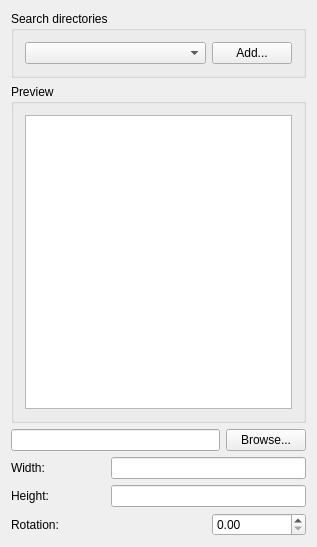
First picture: the form in src/ui/qgscomposerpicturewidgetbase.ui, repository stopa85/Quantum-GIS, before the edit.
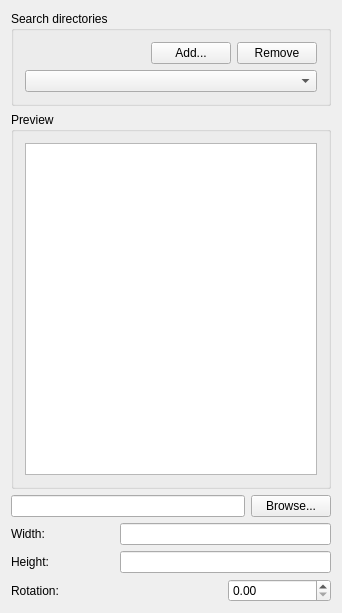
Second picture: the form after the edit.

Commit message: Add and remove directories for composer picture preview

The edit to the form file:
```diff
--- a/src/ui/qgscomposerpicturewidgetbase.ui
+++ b/src/ui/qgscomposerpicturewidgetbase.ui
@@ -5,8 +5,8 @@
    <rect>
     <x>0</x>
     <y>0</y>
-    <width>317</width>
-    <height>547</height>
+    <width>342</width>
+    <height>613</height>
    </rect>
   </property>
   <property name="sizePolicy" >
@@ -32,25 +32,41 @@
      </property>
      <layout class="QGridLayout" >
       <item row="0" column="0" >
-       <layout class="QHBoxLayout" >
-        <item>
-         <widget class="QComboBox" name="mSearchDirectoriesComboBox" >
-          <property name="sizePolicy" >
-           <sizepolicy vsizetype="Fixed" hsizetype="Expanding" >
-            <horstretch>0</horstretch>
-            <verstretch>0</verstretch>
-           </sizepolicy>
-          </property>
-         </widget>
-        </item>
-        <item>
+       <spacer>
+        <property name="orientation" >
+         <enum>Qt::Horizontal</enum>
+        </property>
+        <property name="sizeHint" >
+         <size>
+          <width>101</width>
+          <height>20</height>
+         </size>
+        </property>
+       </spacer>
+      </item>
+      <item row="0" column="1" >
          <widget class="QPushButton" name="mAddDirectoryButton" >
           <property name="text" >
            <string>Add...</string>
           </property>
          </widget>
         </item>
-       </layout>
+      <item row="0" column="2" >
+       <widget class="QPushButton" name="mRemoveDirectoryButton" >
+        <property name="text" >
+         <string>Remove</string>
+        </property>
+       </widget>
+      </item>
+      <item row="1" column="0" colspan="3" >
+       <widget class="QComboBox" name="mSearchDirectoriesComboBox" >
+        <property name="sizePolicy" >
+         <sizepolicy vsizetype="Fixed" hsizetype="Expanding" >
+          <horstretch>0</horstretch>
+          <verstretch>0</verstretch>
+         </sizepolicy>
+        </property>
+       </widget>
       </item>
      </layout>
     </widget>
```
Lines whose indentation alone changed are shown as unchanged. The commit also changes 2 other files.
